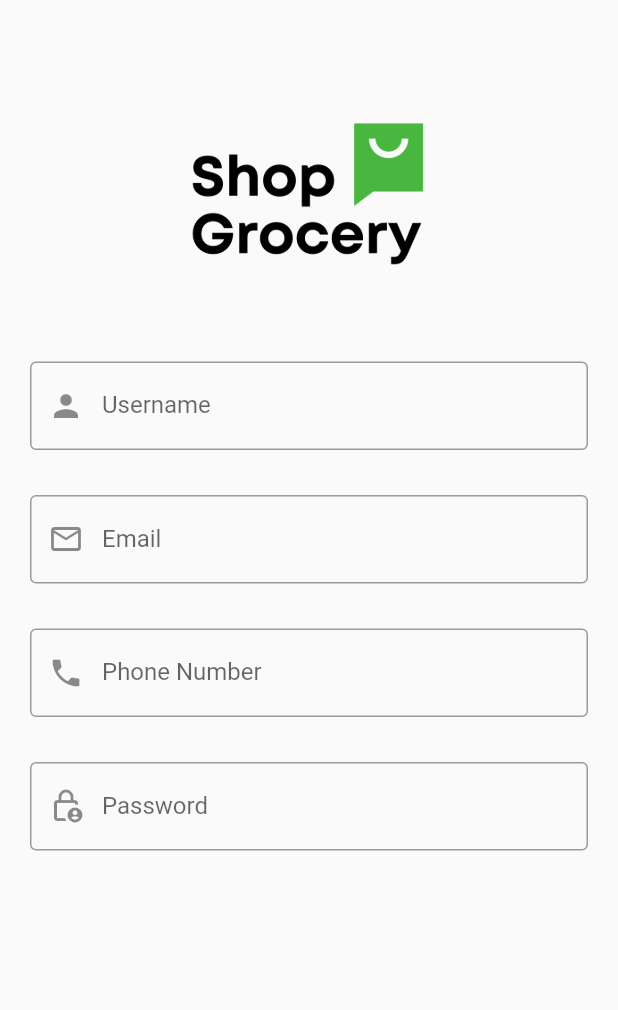
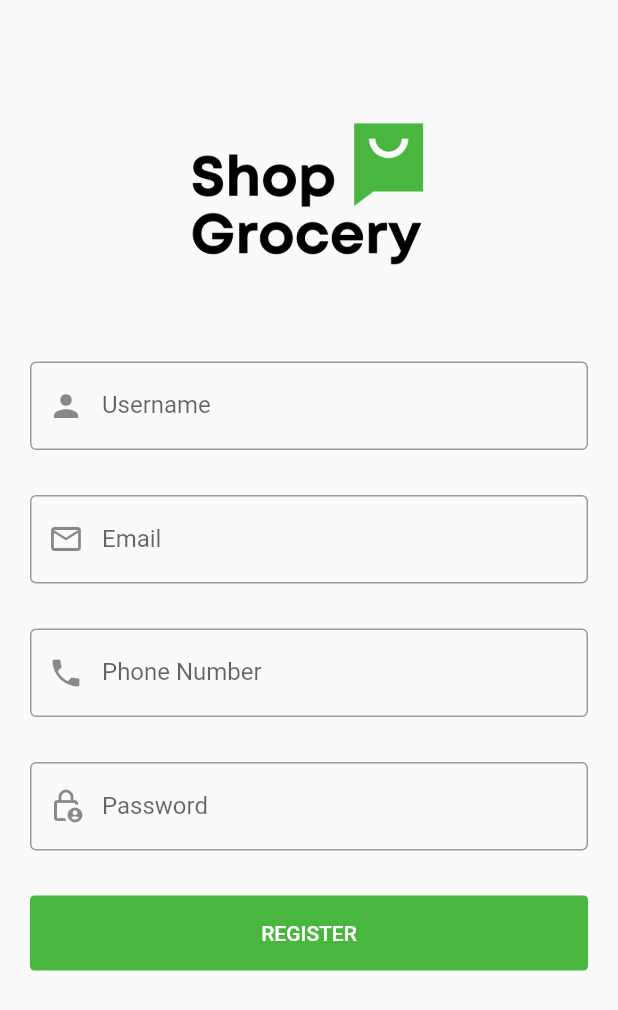
Before and after one commit to salma-abed/Supermarket, a Flutter app: the SignupScreen screen opened directly, on a phone screen of 412 x 824 dp. Shown: the top 1010 px of the screen. Run offline on Flutter 3.47's test engine with Material 2 defaults, Android fonts, the phone set to English and light mode, and no system bars.

Commit message:
commit to master

```diff
--- a/lib/screens/signup/view.dart
+++ b/lib/screens/signup/view.dart
@@ -2,6 +2,7 @@
 import 'package:flutter/material.dart';
 
 import '../../constants.dart';
+import '../../widgets/default_button/default_button.dart';
 import '../../widgets/default_text_field/default_text_field.dart';
 import '../../widgets/form_field/default_form_field.dart';
 import '../signup/view.dart';
@@ -14,6 +15,8 @@ class SignupScreen extends StatelessWidget {
     var _formKey = GlobalKey<FormState>();
     TextEditingController _emailEditingController = TextEditingController();
     TextEditingController _passwordEditingController = TextEditingController();
+    TextEditingController _phonenumberEditingController = TextEditingController();
+    TextEditingController _usernameEditingController = TextEditingController();
     return Scaffold(
       body: SingleChildScrollView(
         child: Padding(
@@ -33,7 +36,7 @@ class SignupScreen extends StatelessWidget {
                   height: 20.0,
                 ),
                 defaultFormField(
-                    controller: _emailEditingController,
+                    controller: _usernameEditingController,
                     type: TextInputType.emailAddress,
                     validate: (value) {
                       if (value!.isEmpty) {
@@ -61,7 +64,7 @@ class SignupScreen extends StatelessWidget {
                   height: 30.0,
                 ),
                 defaultFormField(
-                    controller: _emailEditingController,
+                    controller: _phonenumberEditingController,
                     type: TextInputType.emailAddress,
                     validate: (value) {
                       if (value!.isEmpty) {
@@ -75,11 +78,11 @@ class SignupScreen extends StatelessWidget {
                   height: 30.0,
                 ),
                 defaultFormField(
-                    controller: _emailEditingController,
+                    controller: _passwordEditingController,
                     type: TextInputType.emailAddress,
                     validate: (value) {
                       if (value!.isEmpty) {
-                        return 'Password Is Too Short';
+                        return 'Please enter a Password ';
                       }
                       return null;
                     },
@@ -87,6 +90,20 @@ class SignupScreen extends StatelessWidget {
                     prefix: Icons.lock_person_outlined),
                 const SizedBox(
                   height: 30.0,
+                ),
+                  Padding(
+                  padding: const EdgeInsets.only(bottom: 20.0),
+                  child: defaultButton(
+                      function: () {
+                        if (_formKey.currentState!.validate()) {
+
+                          ScaffoldMessenger.of(context).showSnackBar(
+                            const SnackBar(content: Text('Processing Data')),
+                          );
+                        }
+                        ;
+                      },
+                      text: 'Register'),
                 ),
                 // defaultFormField(
                 //     controller: _passwordEditingController,
```
Also changed, not shown: lib/screens/login/view.dart (+13 -23 lines).
